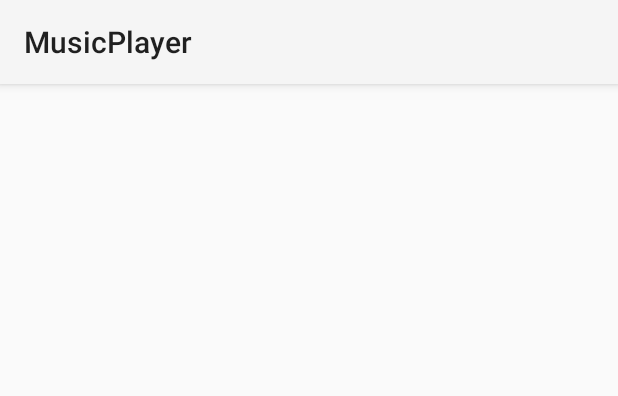
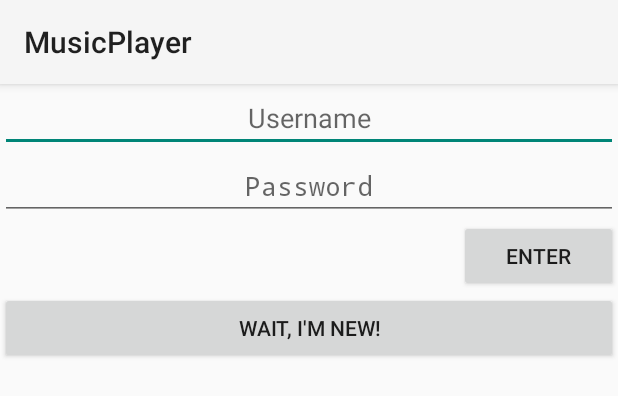
Before and after one commit to Hech/CS180Project, an Android app: the layout fragment_login.xml on its own in the app's theme, with its tools: preview values and no code run, on a phone screen of 412 x 824 dp. Shown: the top 396 px of the screen. Run offline under Robolectric (Android 15) with nearby library versions, the phone set to English and light mode, and no system bars.

Commit message:
Created the Login Screen in LoginFragment.java and xml file. One small error: findViewbyId(int)

```diff
--- a/app/src/main/res/layout/fragment_login.xml
+++ b/app/src/main/res/layout/fragment_login.xml
@@ -3,4 +3,40 @@
     android:orientation="vertical" android:layout_width="match_parent"
     android:layout_height="match_parent">
 
+    <EditText
+        android:layout_width="match_parent"
+        android:layout_height="wrap_content"
+        android:ellipsize="start"
+        android:gravity="center_horizontal"
+        android:id="@+id/userText"
+        android:hint="Username"
+        android:inputType="text" />
+
+    <EditText
+        android:layout_width="match_parent"
+        android:layout_height="wrap_content"
+        android:ellipsize="start"
+        android:gravity="center_horizontal"
+        android:inputType="textPassword"
+        android:ems="10"
+        android:id="@+id/pwText"
+        android:hint="Password"/>
+
+    <Button
+        android:layout_width="106dp"
+        android:layout_height="wrap_content"
+        android:text="Enter"
+        android:id="@+id/userButton"
+        android:layout_gravity="right"
+        android:onClick="userLoginCheck"/>
+
+    <Button
+        android:layout_width="match_parent"
+        android:layout_height="wrap_content"
+        android:text="Wait, I'm New!"
+        android:id="@+id/newButton"
+        android:layout_gravity="right"
+        android:onClick="newLoginCheck"/>
+
+
 </LinearLayout>
```
Also changed, not shown: app/src/main/java/com/hech/musicplayer/LoginFragment.java (+55 -0 lines), app/src/main/java/com/hech/musicplayer/StoreFragment.java (+7 -0 lines), 2 other files.
